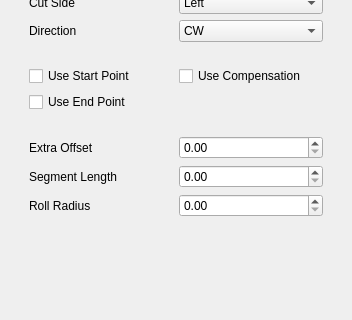
Before: the Qt Designer form src/Mod/Path/Gui/Resources/panels/ProfileEdit.ui in berndhahnebach/All_FreeCAD, drawn with Qt 5; both pictures show x 0 to 352 and y 205 to 525 of the 352 by 525 pixel window.
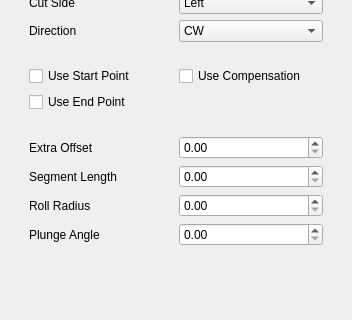
After: the same form once the commit is applied. The open tabs and pages were chosen to show the change. Icons and pictures are not drawn. Custom widgets are drawn as their Qt base class.

Commit message:
Path: add plunge angle feature for PathProfile
With the new property "PlungeAngle", one can specify the inclination of
a ramp into the material, instead of plunging straight down. The
original behaviour and default is set to 90.0 degrees. A value of zero
makes the tool descent exactly one layer depth down per turn.

```diff
--- a/src/Mod/Path/Gui/Resources/panels/ProfileEdit.ui
+++ b/src/Mod/Path/Gui/Resources/panels/ProfileEdit.ui
@@ -435,6 +435,16 @@
           <item row="2" column="1">
            <widget class="QDoubleSpinBox" name="rollRadius"/>
           </item>
+          <item row="3" column="0">
+           <widget class="QLabel" name="label_13">
+            <property name="text">
+             <string>Plunge Angle</string>
+            </property>
+           </widget>
+          </item>
+          <item row="3" column="1">
+           <widget class="QDoubleSpinBox" name="plungeAngle"/>
+          </item>
          </layout>
         </widget>
        </item>
```
The commit also changes 2 other files.
